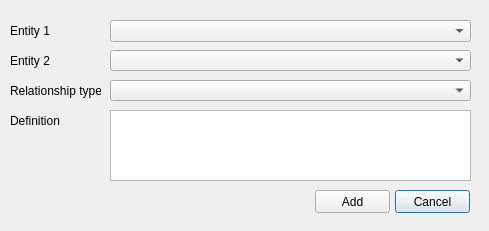
Qt form src/gui/add_relationship_dialog_ui.ui (ErnestoVivas/FiBEM) before a commit.
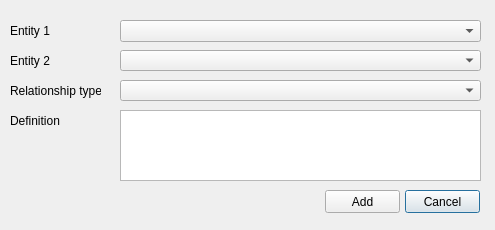
The same form after that commit.

Patch:
```diff
--- a/src/gui/add_relationship_dialog_ui.ui
+++ b/src/gui/add_relationship_dialog_ui.ui
@@ -6,10 +6,22 @@
    <rect>
     <x>0</x>
     <y>0</y>
-    <width>489</width>
-    <height>231</height>
+    <width>495</width>
+    <height>230</height>
    </rect>
   </property>
+  <property name="minimumSize">
+   <size>
+    <width>495</width>
+    <height>230</height>
+   </size>
+  </property>
+  <property name="maximumSize">
+   <size>
+    <width>495</width>
+    <height>230</height>
+   </size>
+  </property>
   <property name="windowTitle">
    <string>Dialog</string>
   </property>
@@ -55,7 +67,7 @@
   <widget class="QComboBox" name="combo_box_first_entity">
    <property name="geometry">
     <rect>
-     <x>110</x>
+     <x>120</x>
      <y>20</y>
      <width>361</width>
      <height>22</height>
@@ -65,7 +77,7 @@
   <widget class="QComboBox" name="combo_box_relationship_type">
    <property name="geometry">
     <rect>
-     <x>110</x>
+     <x>120</x>
      <y>80</y>
      <width>361</width>
      <height>21</height>
@@ -75,7 +87,7 @@
   <widget class="QComboBox" name="combo_box_ref_entity">
    <property name="geometry">
     <rect>
-     <x>110</x>
+     <x>120</x>
      <y>50</y>
      <width>361</width>
      <height>21</height>
@@ -85,7 +97,7 @@
   <widget class="QPushButton" name="button_cancel">
    <property name="geometry">
     <rect>
-     <x>395</x>
+     <x>405</x>
      <y>190</y>
      <width>75</width>
      <height>23</height>
@@ -98,7 +110,7 @@
   <widget class="QPushButton" name="button_add_relationship">
    <property name="geometry">
     <rect>
-     <x>315</x>
+     <x>325</x>
      <y>190</y>
      <width>75</width>
      <height>23</height>
@@ -127,7 +139,7 @@
   <widget class="QTextEdit" name="text_edit_definition">
    <property name="geometry">
     <rect>
-     <x>110</x>
+     <x>120</x>
      <y>110</y>
      <width>361</width>
      <height>71</height>
```
